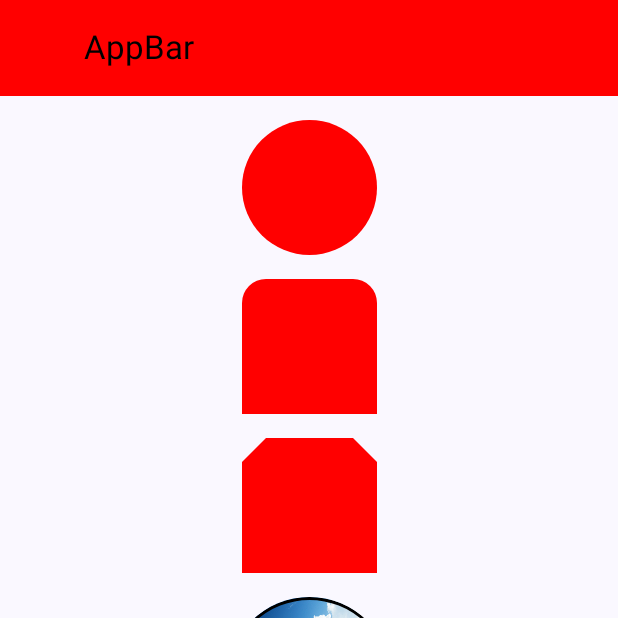
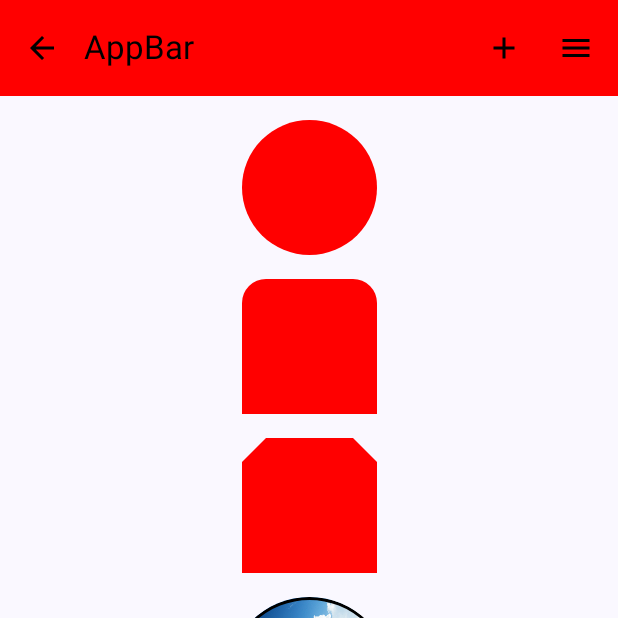
Before and after one commit to ShahramJavadi/Jetpack-Compose-, an Android app built with Jetpack Compose: the screen it shows after launch (MainActivity), on a phone screen of 412 x 824 dp, the top half of it. Run offline under Robolectric (Android 15) with nearby library versions, the phone set to English and light mode, and no system bars.

```diff
--- a/app/src/main/java/com/example/jetpackcompose/MainActivity.kt
+++ b/app/src/main/java/com/example/jetpackcompose/MainActivity.kt
@@ -31,6 +31,7 @@ import androidx.compose.material.icons.Icons
 import androidx.compose.material.icons.filled.Add
 import androidx.compose.material.icons.filled.ArrowBack
 import androidx.compose.material.icons.filled.Menu
+import androidx.compose.material3.AlertDialog
 import androidx.compose.material3.Button
 import androidx.compose.material3.Card
 import androidx.compose.material3.CardElevation
@@ -69,6 +70,7 @@ import androidx.compose.ui.unit.Dp
 import androidx.compose.ui.unit.dp
 import androidx.compose.ui.unit.sp
 import com.example.jetpackcompose.ui.theme.JetPackComposeTheme
+import kotlin.system.exitProcess
 
 class MainActivity : ComponentActivity() {
 
@@ -117,6 +119,8 @@ fun InitUi() {
             Spacer(modifier = Modifier.height(16.dp))
 
             CreateTextField()
+
+            CreateExitDialog()
 //            CreateColumn(
 //                name = "Android",
 //                modifier = Modifier.padding(innerPadding)
@@ -203,6 +207,45 @@ fun CreateListItem(
 
 }
 
+val dialogState = mutableStateOf(false)
+
+@Composable
+fun CreateExitDialog() {
+
+    val openDialog = remember {
+
+        dialogState
+    }
+
+    if (openDialog.value) {
+        AlertDialog(title = {
+
+            Text(text = "Exit")
+        },
+            text = {
+                Text(text = "Are you sure to exit?")
+            }, onDismissRequest = { openDialog.value = false }, confirmButton = {
+
+            Button(onClick = {
+                openDialog.value = false
+                exitProcess(0)
+            }) {
+
+                Text(text = "Exit")
+            }
+
+        }, dismissButton = {
+            Button(onClick = {
+                openDialog.value = false
+            }) {
+
+                Text(text = "Cancel")
+            }
+        })
+    }
+
+
+}
 
 @OptIn(ExperimentalMaterial3Api::class)
 @Composable
@@ -212,9 +255,10 @@ fun CreateTopAppBarView() {
     TopAppBar(colors = TopAppBarColors(
         containerColor = Color.Red,
         scrolledContainerColor = Color.Red,
-        navigationIconContentColor = Color.Red,
-        actionIconContentColor = Color.Red,
-        titleContentColor = Color.Black), title = {
+        navigationIconContentColor = Color.Black,
+        actionIconContentColor = Color.Black,
+        titleContentColor = Color.Black
+    ), title = {
 
         Text(text = "AppBar")
     },
@@ -236,7 +280,9 @@ fun CreateTopAppBarView() {
 
         },
         navigationIcon = {
-            IconButton(onClick = { /*TODO*/ }) {
+            IconButton(onClick = {
+                dialogState.value = true
+            }) {
                 Icon(imageVector = Icons.Filled.ArrowBack, contentDescription = null)
             }
         })
```
